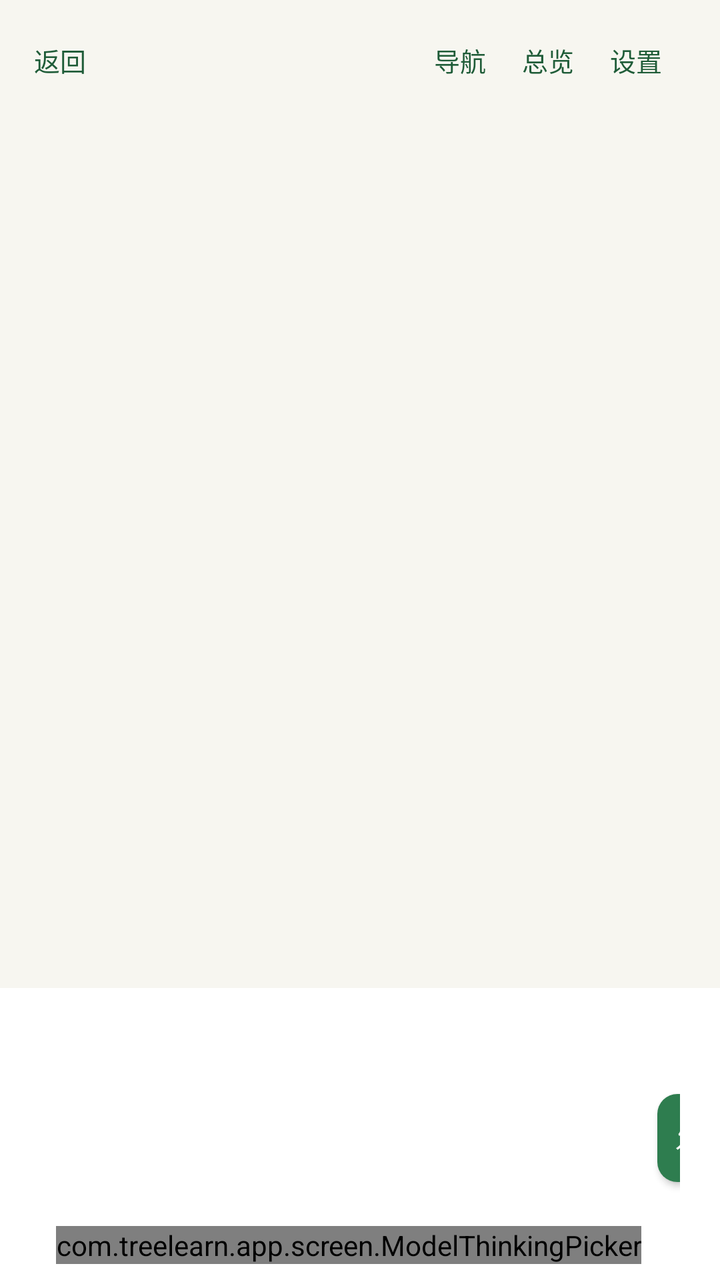
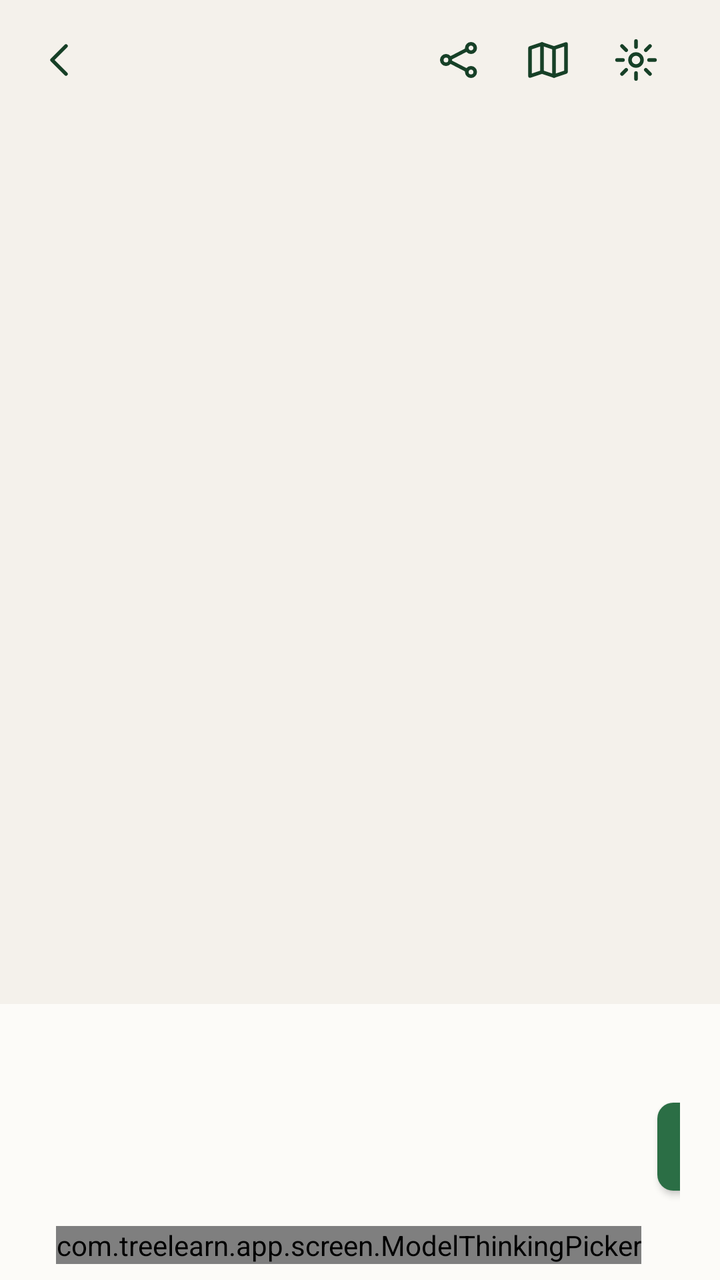

The first picture is an Android layout as it rendered before a commit; the second is the same layout after the commit. The layout source and the unified diff follow.
<!-- AndroidManifest.xml: application theme Theme.TreeLearn -->
<!-- res/layout/screen_chat_body.xml -->
<?xml version="1.0" encoding="utf-8"?>
<LinearLayout xmlns:android="http://schemas.android.com/apk/res/android"
    android:id="@+id/chat_content"
    android:layout_width="match_parent"
    android:layout_height="match_parent"
    android:background="@color/tl_bg"
    android:orientation="vertical">

    
    <LinearLayout
        android:id="@+id/chat_appbar"
        android:layout_width="match_parent"
        android:layout_height="wrap_content"
        android:gravity="center_vertical"
        android:orientation="horizontal"
        android:paddingStart="@dimen/space_s2"
        android:paddingEnd="@dimen/page_gutter"
        android:paddingTop="@dimen/space_s2">

        <Button
            android:id="@+id/chat_back"
            android:layout_width="wrap_content"
            android:layout_height="@dimen/touch_min"
            android:background="?android:attr/selectableItemBackgroundBorderless"
            android:minWidth="@dimen/touch_min"
            android:text="@string/chat_back"
            android:textColor="@color/tl_green_deep"
            android:textSize="@dimen/text_sm" />

        <TextView
            android:id="@+id/chat_title"
            android:layout_width="0dp"
            android:layout_height="wrap_content"
            android:layout_marginStart="@dimen/space_s2"
            android:layout_weight="1"
            android:ellipsize="end"
            android:maxLines="1"
            android:textColor="@color/tl_ink"
            android:textSize="@dimen/text_h2"
            android:textStyle="bold" />

        <Button
            android:id="@+id/chat_nav"
            android:layout_width="wrap_content"
            android:layout_height="@dimen/touch_min"
            android:background="?android:attr/selectableItemBackgroundBorderless"
            android:minWidth="@dimen/touch_min"
            android:text="@string/chat_nav"
            android:textColor="@color/tl_green_deep"
            android:textSize="@dimen/text_sm" />

        <Button
            android:id="@+id/chat_overview"
            android:layout_width="wrap_content"
            android:layout_height="@dimen/touch_min"
            android:background="?android:attr/selectableItemBackgroundBorderless"
            android:minWidth="@dimen/touch_min"
            android:text="@string/chat_overview"
            android:textColor="@color/tl_green_deep"
            android:textSize="@dimen/text_sm" />

        <Button
            android:id="@+id/chat_settings"
            android:layout_width="wrap_content"
            android:layout_height="@dimen/touch_min"
            android:background="?android:attr/selectableItemBackgroundBorderless"
            android:minWidth="@dimen/touch_min"
            android:text="@string/action_settings"
            android:textColor="@color/tl_green_deep"
            android:textSize="@dimen/text_sm" />
    </LinearLayout>

    
    <TextView
        android:id="@+id/chat_notice"
        android:layout_width="match_parent"
        android:layout_height="wrap_content"
        android:layout_marginStart="@dimen/page_gutter"
        android:layout_marginTop="@dimen/space_s2"
        android:layout_marginEnd="@dimen/page_gutter"
        android:textColor="@color/tl_red"
        android:textSize="@dimen/text_sm"
        android:visibility="gone" />

    
    <ScrollView
        android:id="@+id/chat_scroll"
        android:layout_width="match_parent"
        android:layout_height="0dp"
        android:layout_weight="1"
        android:fillViewport="true">

        <LinearLayout
            android:layout_width="match_parent"
            android:layout_height="wrap_content"
            android:orientation="vertical"
            android:paddingStart="@dimen/page_gutter"
            android:paddingEnd="@dimen/page_gutter"
            android:paddingBottom="@dimen/space_s4">

            <LinearLayout
                android:id="@+id/chat_messages"
                android:layout_width="match_parent"
                android:layout_height="wrap_content"
                android:orientation="vertical" />

            <TextView
                android:id="@+id/chat_loading"
                android:layout_width="match_parent"
                android:layout_height="wrap_content"
                android:layout_marginTop="@dimen/space_s4"
                android:text="@string/chat_loading"
                android:textColor="@color/tl_ink3"
                android:textSize="@dimen/text_sm"
                android:visibility="gone" />

            <TextView
                android:id="@+id/chat_error"
                android:layout_width="match_parent"
                android:layout_height="wrap_content"
                android:layout_marginTop="@dimen/space_s4"
                android:text="@string/chat_error"
                android:textColor="@color/tl_red"
                android:textSize="@dimen/text_sm"
                android:visibility="gone" />


        </LinearLayout>
    </ScrollView>

    
    <LinearLayout
        android:id="@+id/chat_quote_row"
        android:layout_width="match_parent"
        android:layout_height="wrap_content"
        android:background="@color/tl_green_faint"
        android:gravity="center_vertical"
        android:orientation="horizontal"
        android:paddingStart="@dimen/page_gutter"
        android:paddingEnd="@dimen/space_s2"
        android:visibility="gone">

        <TextView
            android:id="@+id/chat_quote_text"
            android:layout_width="0dp"
            android:layout_height="wrap_content"
            android:layout_weight="1"
            android:ellipsize="end"
            android:maxLines="2"
            android:paddingTop="@dimen/space_s2"
            android:paddingBottom="@dimen/space_s2"
            android:textColor="@color/tl_green_deep"
            android:textSize="@dimen/text_cap" />

        <Button
            android:id="@+id/chat_quote_clear"
            android:layout_width="wrap_content"
            android:layout_height="@dimen/touch_min"
            android:background="?android:attr/selectableItemBackgroundBorderless"
            android:minWidth="@dimen/touch_min"
            android:text="@string/chat_quote_clear"
            android:textColor="@color/tl_ink2"
            android:textSize="@dimen/text_cap" />
    </LinearLayout>

    
    <LinearLayout
        android:id="@+id/chat_composer"
        android:layout_width="match_parent"
        android:layout_height="wrap_content"
        android:background="@color/tl_surface"
        android:gravity="bottom"
        android:orientation="horizontal"
        android:paddingStart="@dimen/page_gutter"
        android:paddingTop="@dimen/space_s2"
        android:paddingEnd="@dimen/page_gutter"
        android:paddingBottom="@dimen/space_s2">

        <EditText
            android:id="@+id/chat_draft"
            android:layout_width="0dp"
            android:layout_height="wrap_content"
            android:layout_weight="1"
            android:hint="@string/chat_draft_hint"
            android:imeOptions="actionSend"
            android:inputType="textCapSentences|textMultiLine"
            android:maxLines="4"
            android:minHeight="@dimen/touch_min"
            android:textColor="@color/tl_ink"
            android:textColorHint="@color/tl_ink3"
            android:textSize="@dimen/text_body" />

        <com.treelearn.app.screen.ModelThinkingPicker
            android:id="@+id/chat_model_chip"
            android:layout_width="wrap_content"
            android:layout_height="wrap_content"
            android:layout_marginStart="@dimen/space_s2" />

        <Button
            android:id="@+id/chat_send"
            android:layout_width="wrap_content"
            android:layout_height="@dimen/touch_min"
            android:layout_marginStart="@dimen/space_s2"
            android:background="@drawable/bg_button_primary"
            android:minWidth="@dimen/touch_min"
            android:text="@string/chat_send"
            android:textColor="@color/tl_surface"
            android:textSize="@dimen/text_sm" />
    </LinearLayout>
</LinearLayout>
<!-- resources referenced by this layout -->
<resources>
  <color name="tl_bg">#F7F6F0</color>
  <color name="tl_green_deep">#1F5C38</color>
  <color name="tl_ink">#1E2B23</color>
  <color name="tl_ink2">#5A6B60</color>
  <color name="tl_ink3">#636F66</color>
  <color name="tl_surface">#FFFFFF</color>
  <dimen name="text_body">16sp</dimen>
  <dimen name="text_h2">17sp</dimen>
  <string name="action_settings">设置</string>
  <string name="chat_back">返回</string>
  <string name="chat_nav">导航</string>
  <string name="chat_overview">总览</string>
  <string name="chat_quote_clear">取消引用</string>
  <string name="chat_send">发送</string>
  <style name="Theme.TreeLearn" parent="@android:style/Theme.Material.Light.NoActionBar">
          <item name="android:colorPrimary">@color/tl_green</item>
          <item name="android:colorPrimaryDark">@color/tl_green_deep</item>
          <item name="android:colorAccent">@color/tl_green</item>
          <item name="android:windowBackground">@color/tl_bg</item>
          <item name="android:textColorPrimary">@color/tl_ink</item>
          <item name="android:textColorSecondary">@color/tl_ink2</item>
          <item name="android:textColorHint">@color/tl_ink3</item>
          <item name="android:statusBarColor">@color/tl_bg</item>
          <item name="android:windowLightStatusBar">true</item>
      </style>
  <color name="tl_line">#E6E3D6</color>
  <dimen name="radius_sm">10dp</dimen>
  <color name="tl_green">#2E7D4F</color>
  <!-- unchanged entries left out for length: 12 -->
</resources>

<!-- the commit's change to res/layout/screen_chat_body.xml (unified diff, before → after) -->
@@ -17,15 +17,15 @@
         android:paddingEnd="@dimen/page_gutter"
         android:paddingTop="@dimen/space_s2">
 
-        <Button
+        <ImageView
             android:id="@+id/chat_back"
-            android:layout_width="wrap_content"
-            android:layout_height="@dimen/touch_min"
-            android:background="?android:attr/selectableItemBackgroundBorderless"
-            android:minWidth="@dimen/touch_min"
-            android:text="@string/chat_back"
-            android:textColor="@color/tl_green_deep"
-            android:textSize="@dimen/text_sm" />
+            android:layout_width="@dimen/touch_min"
+            android:layout_height="@dimen/touch_min"
+            android:background="?android:attr/selectableItemBackgroundBorderless"
+            android:contentDescription="@string/cd_chat_back"
+            android:scaleType="centerInside"
+            android:src="@drawable/ic_nav_back"
+            android:tint="@color/tl_green_deep" />
 
         <TextView
             android:id="@+id/chat_title"
@@ -39,35 +39,35 @@
             android:textSize="@dimen/text_h2"
             android:textStyle="bold" />
 
-        <Button
+        <ImageView
             android:id="@+id/chat_nav"
-            android:layout_width="wrap_content"
-            android:layout_height="@dimen/touch_min"
-            android:background="?android:attr/selectableItemBackgroundBorderless"
-            android:minWidth="@dimen/touch_min"
-            android:text="@string/chat_nav"
-            android:textColor="@color/tl_green_deep"
-            android:textSize="@dimen/text_sm" />
-
-        <Button
+            android:layout_width="@dimen/touch_min"
+            android:layout_height="@dimen/touch_min"
+            android:background="?android:attr/selectableItemBackgroundBorderless"
+            android:contentDescription="@string/cd_chat_nav"
+            android:scaleType="centerInside"
+            android:src="@drawable/ic_nav_tree"
+            android:tint="@color/tl_green_deep" />
+
+        <ImageView
             android:id="@+id/chat_overview"
-            android:layout_width="wrap_content"
-            android:layout_height="@dimen/touch_min"
-            android:background="?android:attr/selectableItemBackgroundBorderless"
-            android:minWidth="@dimen/touch_min"
-            android:text="@string/chat_overview"
-            android:textColor="@color/tl_green_deep"
-            android:textSize="@dimen/text_sm" />
-
-        <Button
+            android:layout_width="@dimen/touch_min"
+            android:layout_height="@dimen/touch_min"
+            android:background="?android:attr/selectableItemBackgroundBorderless"
+            android:contentDescription="@string/cd_chat_overview"
+            android:scaleType="centerInside"
+            android:src="@drawable/ic_chat_overview"
+            android:tint="@color/tl_green_deep" />
+
+        <ImageView
             android:id="@+id/chat_settings"
-            android:layout_width="wrap_content"
-            android:layout_height="@dimen/touch_min"
-            android:background="?android:attr/selectableItemBackgroundBorderless"
-            android:minWidth="@dimen/touch_min"
-            android:text="@string/action_settings"
-            android:textColor="@color/tl_green_deep"
-            android:textSize="@dimen/text_sm" />
+            android:layout_width="@dimen/touch_min"
+            android:layout_height="@dimen/touch_min"
+            android:background="?android:attr/selectableItemBackgroundBorderless"
+            android:contentDescription="@string/cd_chat_settings"
+            android:scaleType="centerInside"
+            android:src="@drawable/ic_chat_gear"
+            android:tint="@color/tl_green_deep" />
     </LinearLayout>
 
     
@@ -152,15 +152,15 @@
             android:textColor="@color/tl_green_deep"
             android:textSize="@dimen/text_cap" />
 
-        <Button
+        <ImageView
             android:id="@+id/chat_quote_clear"
-            android:layout_width="wrap_content"
-            android:layout_height="@dimen/touch_min"
-            android:background="?android:attr/selectableItemBackgroundBorderless"
-            android:minWidth="@dimen/touch_min"
-            android:text="@string/chat_quote_clear"
-            android:textColor="@color/tl_ink2"
-            android:textSize="@dimen/text_cap" />
+            android:layout_width="@dimen/touch_min"
+            android:layout_height="@dimen/touch_min"
+            android:background="?android:attr/selectableItemBackgroundBorderless"
+            android:contentDescription="@string/cd_chat_quote_clear"
+            android:scaleType="centerInside"
+            android:src="@drawable/ic_chat_close"
+            android:tint="@color/tl_ink2" />
     </LinearLayout>
 
     
@@ -202,8 +202,14 @@
             android:layout_height="@dimen/touch_min"
             android:layout_marginStart="@dimen/space_s2"
             android:background="@drawable/bg_button_primary"
+            android:contentDescription="@string/cd_chat_send"
+            android:drawableStart="@drawable/ic_chat_send"
+            android:drawableTint="@color/tl_surface"
+            android:drawablePadding="0dp"
             android:minWidth="@dimen/touch_min"
-            android:text="@string/chat_send"
+            android:paddingStart="10dp"
+            android:paddingEnd="10dp"
+            android:text=""
             android:textColor="@color/tl_surface"
             android:textSize="@dimen/text_sm" />
     </LinearLayout>
<!-- resource entries referenced after the edit -->
@@ -1,20 +1,136 @@
 <!-- resources referenced by this layout -->
 <resources>
-  <color name="tl_bg">#F7F6F0</color>
-  <color name="tl_green_deep">#1F5C38</color>
-  <color name="tl_ink">#1E2B23</color>
-  <color name="tl_ink2">#5A6B60</color>
-  <color name="tl_ink3">#636F66</color>
-  <color name="tl_surface">#FFFFFF</color>
-  <dimen name="text_body">16sp</dimen>
-  <dimen name="text_h2">17sp</dimen>
-  <string name="action_settings">设置</string>
-  <string name="chat_back">返回</string>
-  <string name="chat_nav">导航</string>
-  <string name="chat_overview">总览</string>
-  <string name="chat_quote_clear">取消引用</string>
-  <string name="chat_send">发送</string>
+  <color name="tl_bg">#F4F1EB</color>
+  <color name="tl_green_deep">#164027</color>
+  <color name="tl_ink">#16241C</color>
+  <color name="tl_ink2">#435449</color>
+  <color name="tl_ink3">#627067</color>
+  <color name="tl_surface">#FCFBF8</color>
+  <dimen name="text_body">15sp</dimen>
+  <dimen name="text_h2">16sp</dimen>
+  <!-- drawable ic_chat_close (drawable) -->
+  <?xml version="1.0" encoding="utf-8"?>
+  <vector xmlns:android="http://schemas.android.com/apk/res/android"
+      android:width="24dp"
+      android:height="24dp"
+      android:viewportWidth="24"
+      android:viewportHeight="24">
+      <path
+          android:pathData="M6 6l12 12M18 6 6 18"
+          android:strokeColor="#FF212121"
+          android:strokeWidth="1.8"
+          android:strokeLineCap="round"
+          android:strokeLineJoin="round" />
+  </vector>
+  <!-- drawable ic_chat_gear (drawable) -->
+  <?xml version="1.0" encoding="utf-8"?>
+  <vector xmlns:android="http://schemas.android.com/apk/res/android"
+      android:width="24dp"
+      android:height="24dp"
+      android:viewportWidth="24"
+      android:viewportHeight="24">
+      <path
+          android:pathData="M12,12m-3,0a3,3 0,1 1,6 0a3,3 0,1 1,-6 0"
+          android:strokeColor="#FF212121"
+          android:strokeWidth="1.8"
+          android:strokeLineCap="round"
+          android:strokeLineJoin="round" />
+      <path
+          android:pathData="M12 2.5v3M12 18.5v3M2.5 12h3M18.5 12h3M5 5l2.1 2.1M16.9 16.9 19 19M19 5l-2.1 2.1M7.1 16.9 5 19"
+          android:strokeColor="#FF212121"
+          android:strokeWidth="1.8"
+          android:strokeLineCap="round"
+          android:strokeLineJoin="round" />
+  </vector>
+  <!-- drawable ic_chat_overview (drawable) -->
+  <?xml version="1.0" encoding="utf-8"?>
+  <vector xmlns:android="http://schemas.android.com/apk/res/android"
+      android:width="24dp"
+      android:height="24dp"
+      android:viewportWidth="24"
+      android:viewportHeight="24">
+      <path
+          android:pathData="M9 4 3 6v14l6-2 6 2 6-2V4l-6 2-6-2z"
+          android:strokeColor="#FF212121"
+          android:strokeWidth="1.8"
+          android:strokeLineCap="round"
+          android:strokeLineJoin="round" />
+      <path
+          android:pathData="M9 4v14M15 6v14"
+          android:strokeColor="#FF212121"
+          android:strokeWidth="1.8"
+          android:strokeLineCap="round"
+          android:strokeLineJoin="round" />
+  </vector>
+  <!-- drawable ic_chat_send (drawable) -->
+  <?xml version="1.0" encoding="utf-8"?>
+  <vector xmlns:android="http://schemas.android.com/apk/res/android"
+      android:width="24dp"
+      android:height="24dp"
+      android:viewportWidth="24"
+      android:viewportHeight="24">
+      <path
+          android:pathData="M12 19V5M5.5 11.5 12 5l6.5 6.5"
+          android:strokeColor="#FF212121"
+          android:strokeWidth="1.8"
+          android:strokeLineCap="round"
+          android:strokeLineJoin="round" />
+  </vector>
+  <!-- drawable ic_nav_back (drawable) -->
+  <?xml version="1.0" encoding="utf-8"?>
+  <vector xmlns:android="http://schemas.android.com/apk/res/android"
+      android:width="24dp"
+      android:height="24dp"
+      android:viewportWidth="24"
+      android:viewportHeight="24">
+      <path
+          android:pathData="M15 5l-7 7 7 7"
+          android:strokeColor="#FF212121"
+          android:strokeWidth="1.8"
+          android:strokeLineCap="round"
+          android:strokeLineJoin="round" />
+  </vector>
+  <!-- drawable ic_nav_tree (drawable) -->
+  <?xml version="1.0" encoding="utf-8"?>
+  <vector xmlns:android="http://schemas.android.com/apk/res/android"
+      android:width="24dp"
+      android:height="24dp"
+      android:viewportWidth="24"
+      android:viewportHeight="24">
+      <path
+          android:pathData="M5,12m-2.1,0a2.1,2.1 0,1 1,4.2 0a2.1,2.1 0,1 1,-4.2 0"
+          android:strokeColor="#FF212121"
+          android:strokeWidth="1.8"
+          android:strokeLineCap="round"
+          android:strokeLineJoin="round" />
+      <path
+          android:pathData="M17.5,6m-2.1,0a2.1,2.1 0,1 1,4.2 0a2.1,2.1 0,1 1,-4.2 0"
+          android:strokeColor="#FF212121"
+          android:strokeWidth="1.8"
+          android:strokeLineCap="round"
+          android:strokeLineJoin="round" />
+      <path
+          android:pathData="M17.5,18m-2.1,0a2.1,2.1 0,1 1,4.2 0a2.1,2.1 0,1 1,-4.2 0"
+          android:strokeColor="#FF212121"
+          android:strokeWidth="1.8"
+          android:strokeLineCap="round"
+          android:strokeLineJoin="round" />
+      <path
+          android:pathData="M7 11.2 15.5 6.8M7 12.8l8.5 4.4"
+          android:strokeColor="#FF212121"
+          android:strokeWidth="1.8"
+          android:strokeLineCap="round"
+          android:strokeLineJoin="round" />
+  </vector>
+  <string name="cd_chat_back">返回</string>
+  <string name="cd_chat_nav">分支导航</string>
+  <string name="cd_chat_overview">树状总览</string>
+  <string name="cd_chat_quote_clear">取消引用</string>
+  <string name="cd_chat_send">发送</string>
+  <string name="cd_chat_settings">设置</string>
   <style name="Theme.TreeLearn" parent="@android:style/Theme.Material.Light.NoActionBar">
+          
+          <item name="android:fontFamily">sans-serif</item>
           <item name="android:colorPrimary">@color/tl_green</item>
           <item name="android:colorPrimaryDark">@color/tl_green_deep</item>
           <item name="android:colorAccent">@color/tl_green</item>
@@ -24,10 +140,11 @@
           <item name="android:textColorHint">@color/tl_ink3</item>
           <item name="android:statusBarColor">@color/tl_bg</item>
           <item name="android:windowLightStatusBar">true</item>
+          <item name="android:windowOptOutEdgeToEdgeEnforcement">true</item>
       </style>
-  <color name="tl_line">#E6E3D6</color>
-  <dimen name="radius_sm">10dp</dimen>
-  <color name="tl_green">#2E7D4F</color>
+  <color name="tl_line">#E2DFD6</color>
+  <dimen name="radius_sm">8dp</dimen>
+  <color name="tl_green">#2B6E45</color>
   <!-- unchanged entries left out for length: 12 -->
 </resources>
 
